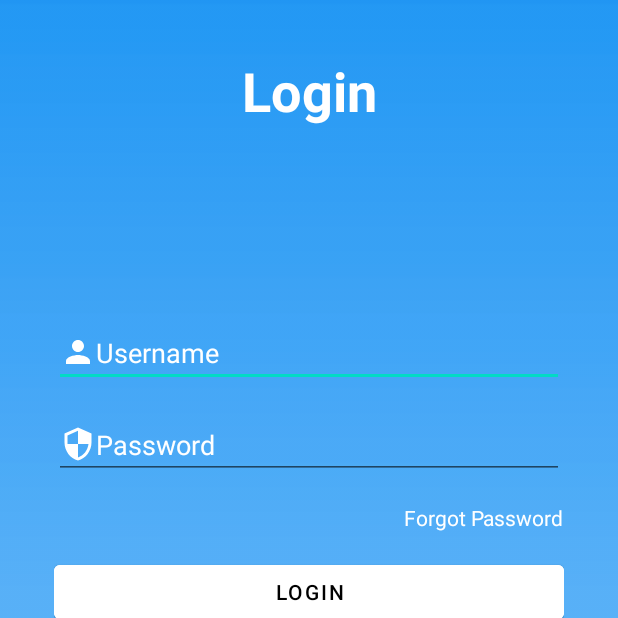
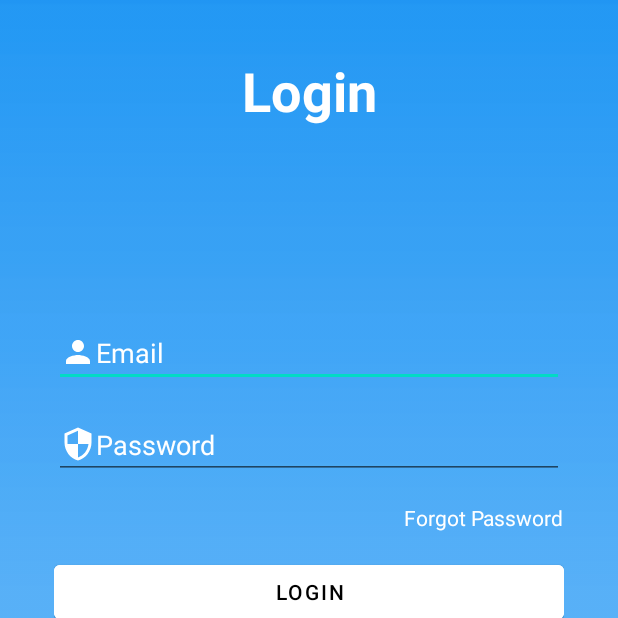
Before and after one commit to frokanic/FirebaseAuthentication, an Android app: the screen it shows after launch (MainActivity), after a tap on "LOGIN", on a phone screen of 412 x 824 dp, the top half of it. Run offline under Robolectric (Android 15) with nearby library versions, the phone set to English and light mode, and no system bars; our stand-ins replace Firebase (no records; nobody signed in at launch, a user with empty details on screens opened directly).

```diff
--- a/app/build.gradle
+++ b/app/build.gradle
@@ -47,10 +47,12 @@ dependencies {
     implementation 'com.google.firebase:firebase-auth-ktx:21.0.8'
     implementation 'androidx.navigation:navigation-fragment-ktx:2.5.2'
     implementation 'androidx.navigation:navigation-ui-ktx:2.5.2'
+    implementation 'com.google.firebase:firebase-database-ktx:20.0.6'
     testImplementation 'junit:junit:4.13.2'
     androidTestImplementation 'androidx.test.ext:junit:1.1.3'
     androidTestImplementation 'androidx.test.espresso:espresso-core:3.4.0'
 
+    implementation 'com.google.firebase:firebase-firestore:24.3.1'
     implementation platform('com.google.firebase:firebase-bom:30.4.1')
     implementation 'org.jetbrains.kotlinx:kotlinx-coroutines-play-services:1.6.4'
 
--- a/app/src/main/java/com/example/firebaseauthentication/ui/fragments/FragmentLogin.kt
+++ b/app/src/main/java/com/example/firebaseauthentication/ui/fragments/FragmentLogin.kt
@@ -37,11 +37,12 @@ class FragmentLogin: Fragment(R.layout.fragment_login) {
 
     private fun loginUser() {
         binding.btnLogin.setOnClickListener {
-            val email = binding.etInputUsername.text.toString()
-            val password = binding.etInputPassword.text.toString()
+            val email = binding.etInputUsername.text.toString().lowercase().trim()
+            val password = binding.etInputPassword.text.toString().trim()
 
             if (email.isNotEmpty() && password.isNotEmpty()) {
-
+                repository.loginUser(email, password)
+                findNavController().navigate(R.id.action_fragmentLogin_to_fragmentLoggedIn)
             }
         }
     }
--- a/app/src/main/res/layout/fragment_login.xml
+++ b/app/src/main/res/layout/fragment_login.xml
@@ -24,7 +24,7 @@
         android:layout_width="0dp"
         android:layout_height="wrap_content"
         android:ems="10"
-        android:hint="Username"
+        android:hint="Email"
         android:drawableLeft="@drawable/ic_person"
         android:drawableTint="@color/white"
         android:inputType="textPersonName"
--- a/app/src/main/res/navigation/nav_graph.xml
+++ b/app/src/main/res/navigation/nav_graph.xml
@@ -1,6 +1,7 @@
 <?xml version="1.0" encoding="utf-8"?>
 <navigation xmlns:android="http://schemas.android.com/apk/res/android"
     xmlns:app="http://schemas.android.com/apk/res-auto"
+    xmlns:tools="http://schemas.android.com/tools"
     android:id="@+id/nav_graph"
     app:startDestination="@id/fragmentLogin">
 
@@ -11,6 +12,9 @@
         <action
             android:id="@+id/action_fragmentLogin_to_fragmentRegistration"
             app:destination="@id/fragmentRegistration" />
+        <action
+            android:id="@+id/action_fragmentLogin_to_fragmentLoggedIn"
+            app:destination="@id/fragmentLoggedIn" />
     </fragment>
     <fragment
         android:id="@+id/fragmentRegistration"
@@ -20,4 +24,13 @@
             android:id="@+id/action_fragmentRegistration_to_fragmentLogin"
             app:destination="@id/fragmentLogin" />
     </fragment>
+    <fragment
+        android:id="@+id/fragmentLoggedIn"
+        android:name="com.example.firebaseauthentication.ui.fragments.FragmentLoggedIn"
+        android:label="fragment_logged_in"
+        tools:layout="@layout/fragment_logged_in" >
+        <action
+            android:id="@+id/action_fragmentLoggedIn_to_fragmentLogin"
+            app:destination="@id/fragmentLogin" />
+    </fragment>
 </navigation>
--- a/build.gradle
+++ b/build.gradle
@@ -7,7 +7,7 @@ buildscript {
     }
     dependencies {
         classpath 'com.android.tools.build:gradle:7.2.2'
-        classpath "org.jetbrains.kotlin:kotlin-gradle-plugin:$kotlin_version"
+        classpath "org.jetbrains.kotlin:kotlin-gradle-plugin:1.7.10"
         classpath 'com.google.gms:google-services:4.3.14'
 
         // NOTE: Do not place your application dependencies here; they belong
```
Also changed, not shown: app/src/main/java/com/example/firebaseauthentication/data/Firebase.kt (+10 -0 lines), app/src/main/java/com/example/firebaseauthentication/data/User.kt (added, +10 -0 lines), app/src/main/java/com/example/firebaseauthentication/repository/Repository.kt (+22 -6 lines), app/src/main/java/com/example/firebaseauthentication/ui/fragments/FragmentLoggedIn.kt (added, +37 -0 lines), app/src/main/java/com/example/firebaseauthentication/ui/fragments/FragmentRegistration.kt (+15 -5 lines), app/src/main/res/layout/fragment_logged_in.xml (added, +32 -0 lines).
